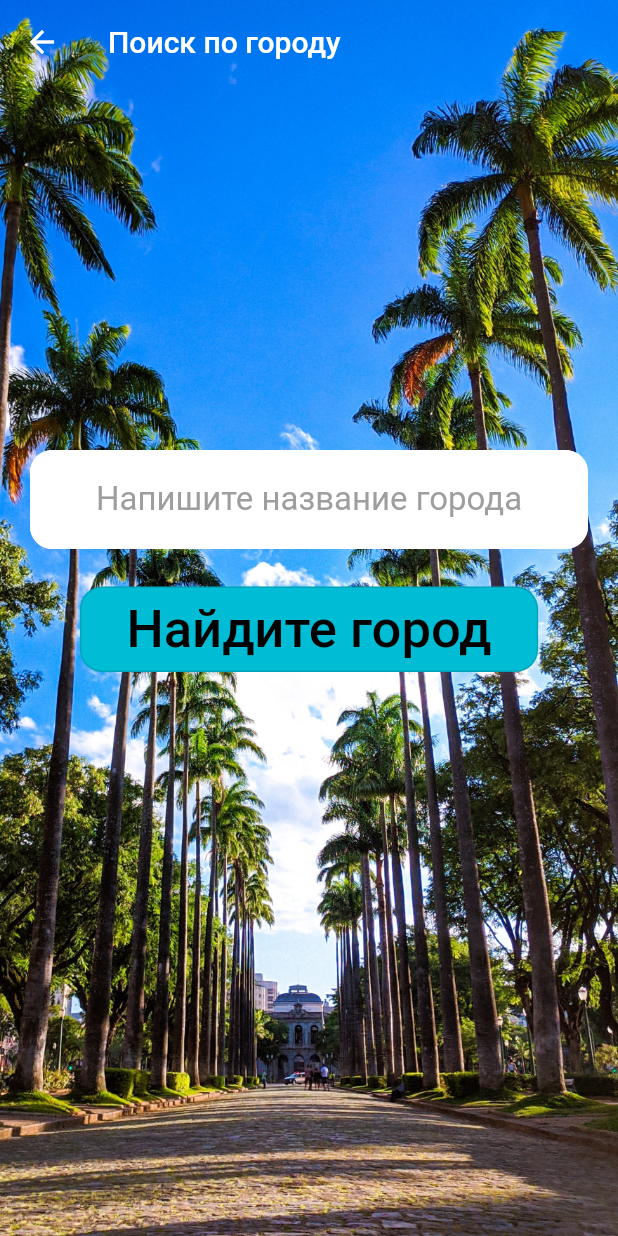
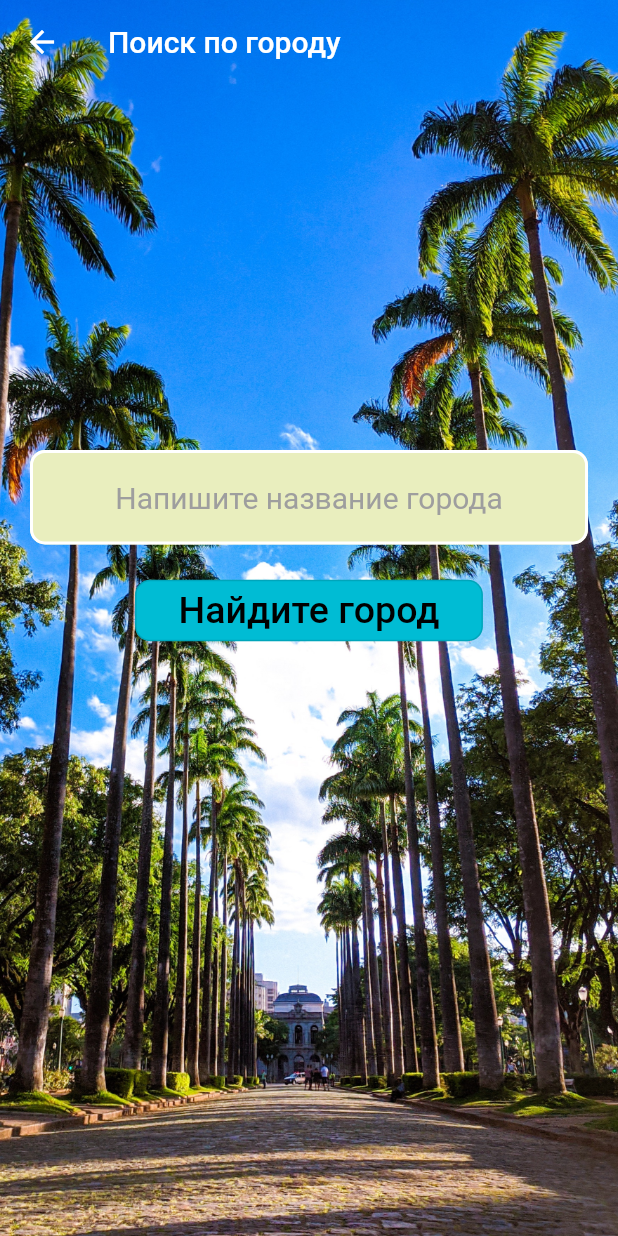
Before and after one commit to SaltanKG/weather_app, a Flutter app: the screen it shows after launch, after a tap on the "location city" icon, on a phone screen of 412 x 824 dp. Run offline on Flutter 3.47's test engine with Material 2 defaults, Android fonts, the phone set to English and light mode, and no system bars; our stand-ins replace geolocator.

```diff
--- a/lib/city_page.dart
+++ b/lib/city_page.dart
@@ -34,20 +34,20 @@ class CityPage extends StatelessWidget {
               TextField(
                 controller: _textEditingController,
                 textAlign: TextAlign.center,
-                style: const TextStyle(color: Colors.white, fontSize: 22.0),
+                style: const TextStyle(color: Colors.white, fontSize: 20.0),
                 obscureText: false,
                 decoration: const InputDecoration(
                   enabledBorder: OutlineInputBorder(
                     borderSide: BorderSide(color: Colors.white, width: 2.0),
                     borderRadius: BorderRadius.all(
-                      Radius.circular(15.0),
+                      Radius.circular(10.0),
                     ),
                   ),
                   filled: true,
-                  fillColor: Colors.white,
+                  fillColor: Color.fromARGB(255, 233, 238, 190),
                   border: OutlineInputBorder(
                     borderRadius: BorderRadius.all(
-                      Radius.circular(15.0),
+                      Radius.circular(10.0),
                     ),
                   ),
                   hintText: 'Напишите название города',
@@ -55,7 +55,7 @@ class CityPage extends StatelessWidget {
                 ),
               ),
               const SizedBox(
-                height: 25.0,
+                height: 20.0,
               ),
               OutlinedButton(
                 onPressed: () {
@@ -66,15 +66,15 @@ class CityPage extends StatelessWidget {
                   backgroundColor: MaterialStateProperty.all(Colors.cyan),
                   shape: MaterialStateProperty.all(
                     RoundedRectangleBorder(
-                      borderRadius: BorderRadius.circular(15.0),
+                      borderRadius: BorderRadius.circular(10.0),
                     ),
                   ),
                 ),
                 child: const Padding(
-                  padding: EdgeInsets.symmetric(horizontal: 15, vertical: 8.0),
+                  padding: EdgeInsets.symmetric(horizontal: 13, vertical: 6.0),
                   child: Text(
                     "Найдите город",
-                    style: TextStyle(fontSize: 35.0, color: Colors.black),
+                    style: TextStyle(fontSize: 25.0, color: Colors.black),
                   ),
                 ),
               )
--- /dev/null
+++ b/lib/constants.dart
@@ -0,0 +1 @@
+const ApiKey = 'a0d770bbd492c6c9b59c8a6d766682ef';
--- a/lib/main.dart
+++ b/lib/main.dart
@@ -1,4 +1,8 @@
+import 'dart:developer';
+
 import 'package:flutter/material.dart';
+import 'package:geolocator/geolocator.dart';
+import 'package:http/http.dart' as http;
 import 'package:weather_app/city_page.dart';
 
 void main() {
@@ -16,21 +20,75 @@ class MyApp extends StatelessWidget {
       theme: ThemeData(
         primarySwatch: Colors.blue,
       ),
-      home: MyHomePage(),
+      home: WeatherPage(),
+      // home: TestFuture(),
     );
   }
 }
 
-class MyHomePage extends StatefulWidget {
-  MyHomePage({
+class WeatherPage extends StatefulWidget {
+  WeatherPage({
     Key key,
   }) : super(key: key);
 
   @override
-  State<MyHomePage> createState() => _MyHomePageState();
+  State<WeatherPage> createState() => _WeatherPageState();
 }
 
-class _MyHomePageState extends State<MyHomePage> {
+class _WeatherPageState extends State<WeatherPage> {
+  @override
+  void initState() {
+    _showWeatherByLocation();
+    super.initState();
+  }
+
+  Future<void> _showWeatherByLocation() async {
+    final position = await _getCurrentLocation();
+    log('Position.latitude==>${position.latitude}');
+    log('Position. longitude==>${position.longitude}');
+  }
+
+  Future<Position> _getCurrentLocation() async {
+    bool serviceEnabled;
+    LocationPermission permission;
+
+    serviceEnabled = await Geolocator.isLocationServiceEnabled();
+    if (!serviceEnabled) {
+      return Future.error('Location services are disabled.');
+    }
+
+    permission = await Geolocator.checkPermission();
+    if (permission == LocationPermission.denied) {
+      permission = await Geolocator.requestPermission();
+      if (permission == LocationPermission.denied) {
+        return Future.error('Location permissions are denied');
+      }
+    }
+
+    if (permission == LocationPermission.deniedForever) {
+      return Future.error(
+          'Location permissions are permanently denied, we cannot request permissions.');
+    }
+
+    return await Geolocator.getCurrentPosition();
+  }
+
+  Future<void> getWeatherByLocation(@required Position position) async {
+    final client = http.Client();
+
+    try {
+      Uri uri = Uri.parse(
+          'https://api.openweathermap.org/data/2.5/weather?lat=42.6508288&lon=77.0965504&appid=a0d770bbd492c6c9b59c8a6d766682ef');
+      final response = await client.get(uri);
+      final body = response.body;
+
+      // log('AIP===>>${response}');
+      log('AIP===>>${body}');
+    } finally {
+      client.close();
+    }
+  }
+
   @override
   Widget build(BuildContext context) {
     return Scaffold(
--- a/pubspec.yaml
+++ b/pubspec.yaml
@@ -35,6 +35,7 @@ dependencies:
   # Use with the CupertinoIcons class for iOS style icons.
   cupertino_icons: ^1.0.2
   geolocator: ^8.2.1
+  http: ^0.13.4
 
 dev_dependencies:
   flutter_test:
```
Also changed, not shown: lib/test_future.dart (added, +44 -0 lines), pubspec.lock.
